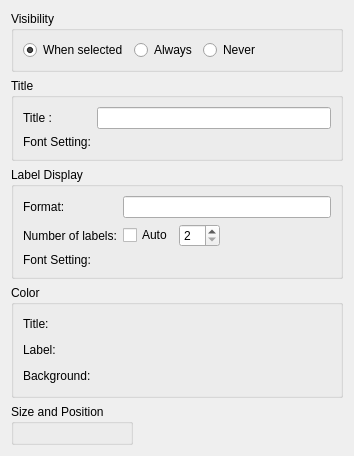
Old version of the form libs/guicore/scalarstocolors/colormaplegendsettingeditwidget.ui in the repository i-RIC/prepost-gui.
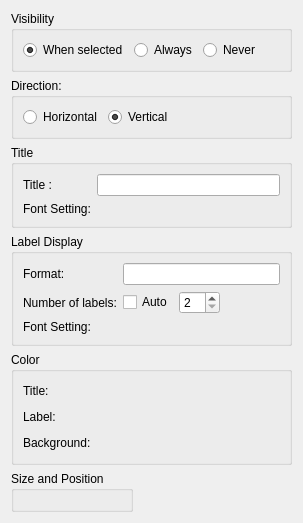
New version of the form. Custom widgets are drawn as their Qt base class.

Commit message: Horizontal colorbar implemented.

Diff of the .ui file:
```diff
--- a/libs/guicore/scalarstocolors/colormaplegendsettingeditwidget.ui
+++ b/libs/guicore/scalarstocolors/colormaplegendsettingeditwidget.ui
@@ -6,8 +6,8 @@
    <rect>
     <x>0</x>
     <y>0</y>
-    <width>354</width>
-    <height>416</height>
+    <width>303</width>
+    <height>477</height>
    </rect>
   </property>
   <property name="windowTitle">
@@ -60,6 +60,45 @@
      </layout>
     </widget>
    </item>
+   <item>
+    <widget class="QGroupBox" name="directionGroupBox">
+     <property name="title">
+      <string>Direction:</string>
+     </property>
+     <layout class="QHBoxLayout" name="horizontalLayout_7">
+      <item>
+       <widget class="QRadioButton" name="horizontalRadioButton">
+        <property name="text">
+         <string>Horizontal</string>
+        </property>
+       </widget>
+      </item>
+      <item>
+       <widget class="QRadioButton" name="verticalRadioButton">
+        <property name="text">
+         <string>Vertical</string>
+        </property>
+        <property name="checked">
+         <bool>true</bool>
+        </property>
+       </widget>
+      </item>
+      <item>
+       <spacer name="horizontalSpacer_7">
+        <property name="orientation">
+         <enum>Qt::Horizontal</enum>
+        </property>
+        <property name="sizeHint" stdset="0">
+         <size>
+          <width>113</width>
+          <height>20</height>
+         </size>
+        </property>
+       </spacer>
+      </item>
+     </layout>
+    </widget>
+   </item>
    <item>
     <widget class="QGroupBox" name="titleGroupBox">
      <property name="title">
```
The commit also changes 5 other files.
